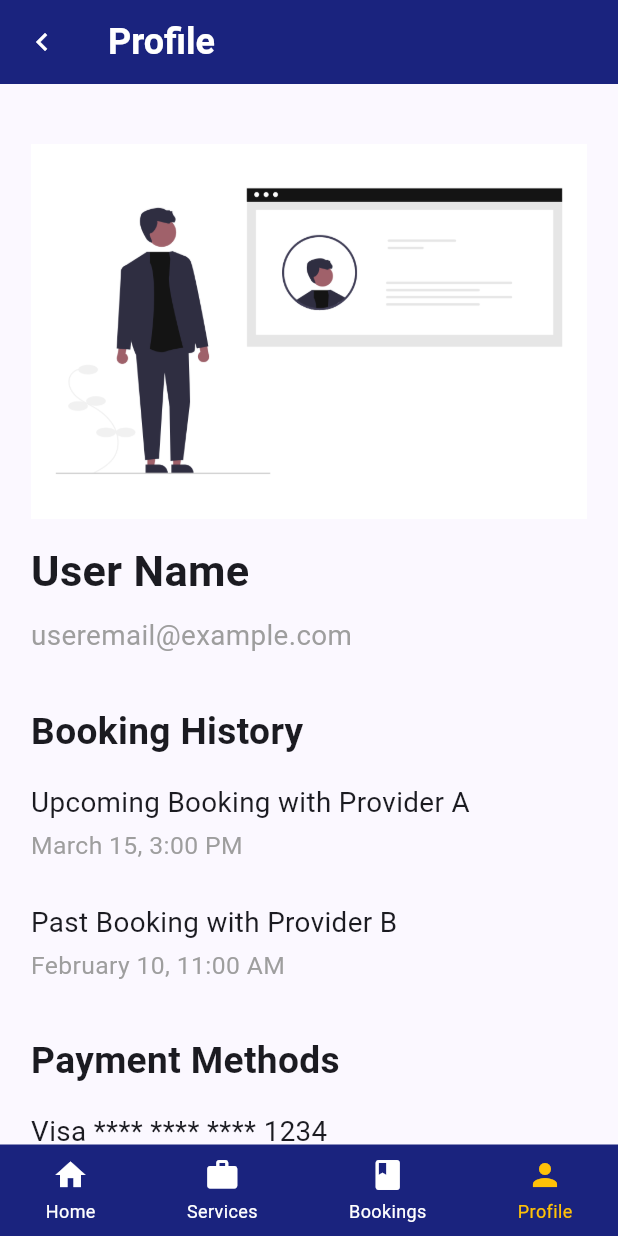
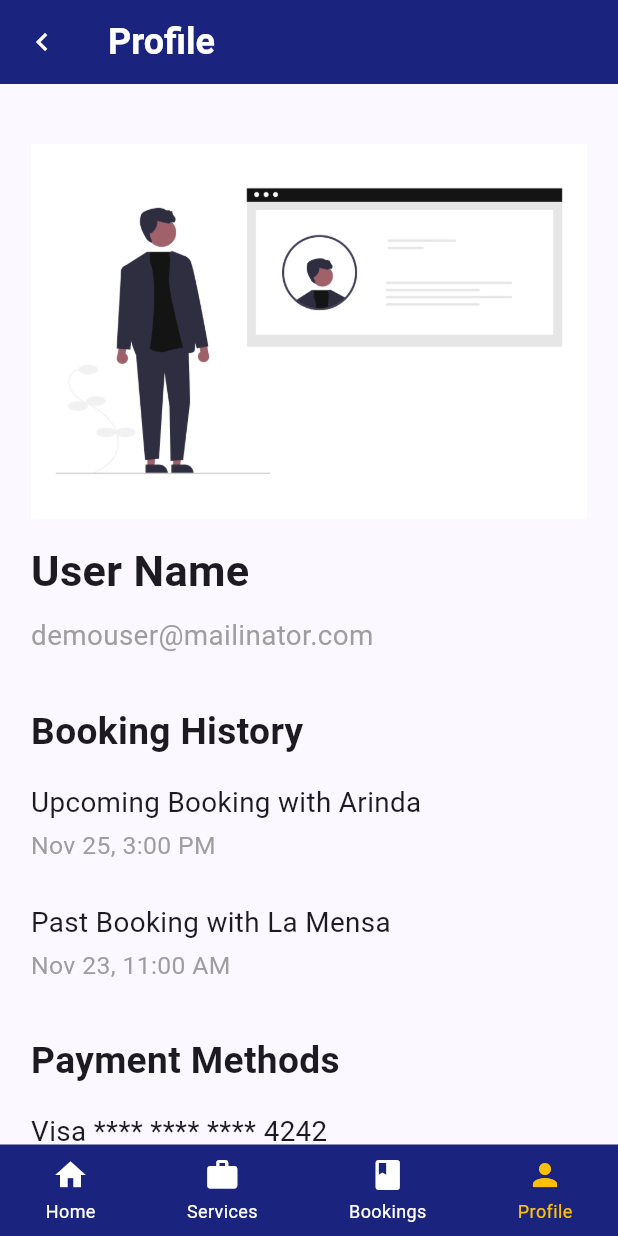
Before and after one commit to ArindaAsiimwe/MobileProjectYanguwa, a Flutter app: the ProfileScreen screen opened directly, on a phone screen of 412 x 824 dp. Run offline on Flutter 3.47's test engine with Material 3 defaults, Android fonts, the phone set to English and light mode, and no system bars; our stand-ins replace dio, get; missing offline and left inert: flutter_stripe; network calls fail.

Commit message:
final changes to presentations

```diff
--- a/lib/main.dart
+++ b/lib/main.dart
@@ -2,6 +2,7 @@ import 'package:flutter/material.dart';
 import 'package:flutter_stripe/flutter_stripe.dart';
 import 'package:get/get.dart';
 import 'package:yanguwa_app/authentication/authentication_screen.dart';
+
 import 'stripe_payments/constants.dart';
 
 void main() async {
@@ -26,7 +27,7 @@ class MyApp extends StatelessWidget {
             .copyWith(error: Colors.redAccent),
         useMaterial3: true,
       ),
-      home: const AuthenticationScreen(),
+      home: AuthenticationScreen(),
     );
   }
 }
--- a/lib/screens/booking.dart
+++ b/lib/screens/booking.dart
@@ -208,7 +208,7 @@ class _BookingScreenState extends State<BookingScreen> {
                     width: double.infinity,
                     child: ElevatedButton(
                       onPressed: (_selectedPaymentMethod == 'Cash' ||
-                              _selectedPaymentMethod == 'Credit/Debit Card')
+                          (_selectedPaymentMethod == 'Credit/Debit Card' && _paymentSuccess))
                           ? () async {
                         final bookingData = {
                           'user_id': 7, // Replace with actual user ID
--- a/lib/screens/profile.dart
+++ b/lib/screens/profile.dart
@@ -82,7 +82,7 @@ class _ProfileScreenState extends State<ProfileScreen> {
               ),
               SizedBox(height: screenHeight * 0.01),
               Text(
-                "useremail@example.com",
+                "demouser@mailinator.com",
                 style: TextStyle(
                   fontSize: screenWidth * 0.045,  // Adjusted font size for email
                   color: Colors.grey,
@@ -101,14 +101,14 @@ class _ProfileScreenState extends State<ProfileScreen> {
               SizedBox(height: screenHeight * 0.02),
               // Upcoming Booking
               Text(
-                "Upcoming Booking with Provider A",
+                "Upcoming Booking with Arinda",
                 style: TextStyle(
                   fontSize: screenWidth * 0.045,  // Adjusted font size
                 ),
               ),
               SizedBox(height: screenHeight * 0.005),
               Text(
-                "March 15, 3:00 PM",
+                "Nov 25, 3:00 PM",
                 style: TextStyle(
                   fontSize: screenWidth * 0.04,  // Smaller font for date/time
                   color: Colors.grey,
@@ -117,14 +117,14 @@ class _ProfileScreenState extends State<ProfileScreen> {
               SizedBox(height: screenHeight * 0.03),
               // Past Booking
               Text(
-                "Past Booking with Provider B",
+                "Past Booking with La Mensa",
                 style: TextStyle(
                   fontSize: screenWidth * 0.045,  // Adjusted font size
                 ),
               ),
               SizedBox(height: screenHeight * 0.005),
               Text(
-                "February 10, 11:00 AM",
+                "Nov 23, 11:00 AM",
                 style: TextStyle(
                   fontSize: screenWidth * 0.04,  // Smaller font for date/time
                   color: Colors.grey,
@@ -143,7 +143,7 @@ class _ProfileScreenState extends State<ProfileScreen> {
               SizedBox(height: screenHeight * 0.02),
               // Existing Card
               Text(
-                "Visa **** **** **** 1234",
+                "Visa **** **** **** 4242",
                 style: TextStyle(
                   fontSize: screenWidth * 0.045,  // Adjusted font size
                 ),
```
Also changed, not shown: 7 other files. Lines whose indentation alone changed are shown as unchanged.
